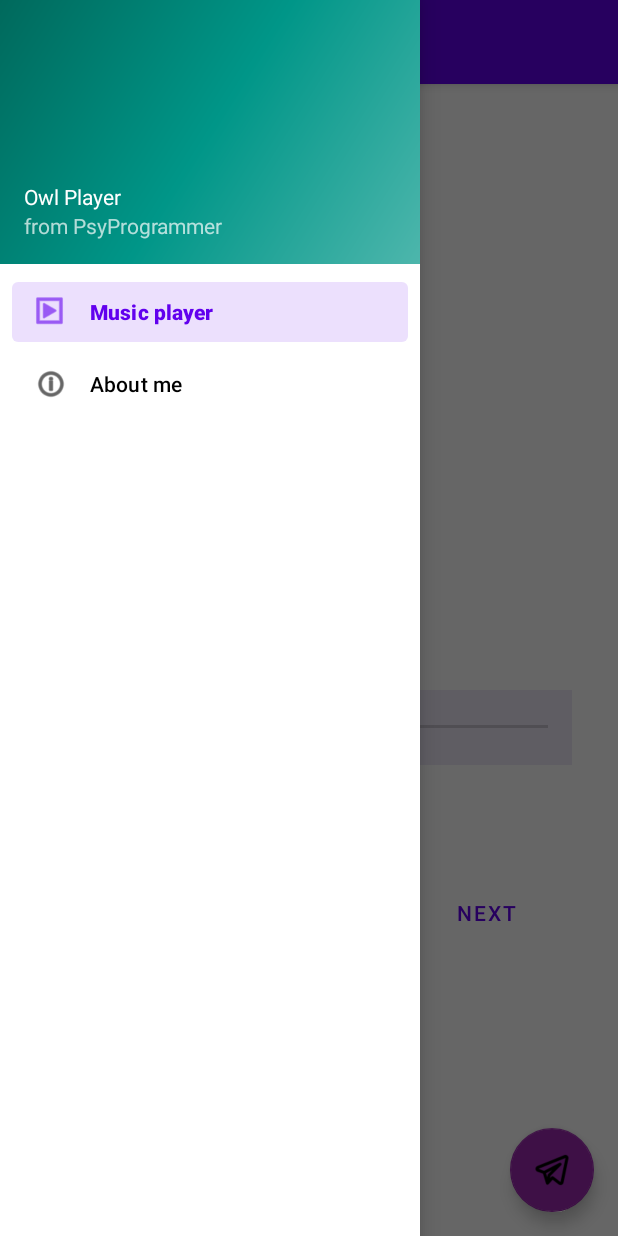
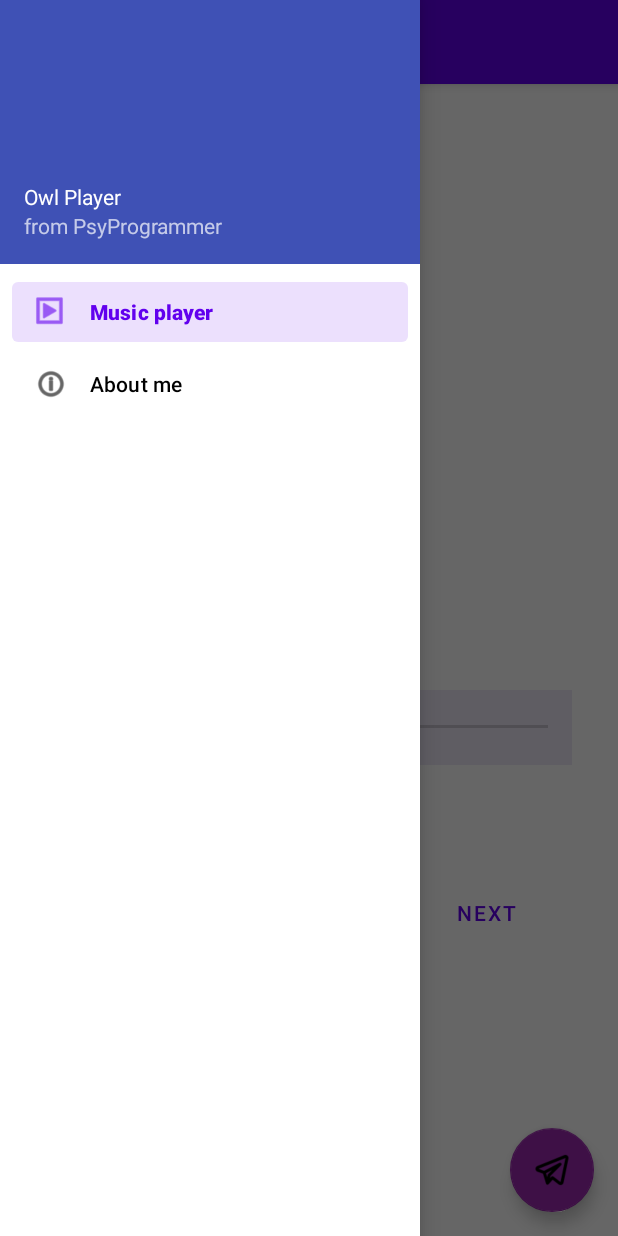
Before and after one commit to psy-programmer/OwlPlayer, an Android app: the screen it shows after launch (MainActivity), with the side drawer open, on a phone screen of 412 x 824 dp. Run offline under Robolectric (Android 15) with nearby library versions, the phone set to English and light mode, and no system bars; our stand-ins replace navigation-ui.

Commit message:
a few small fixes

```diff
--- a/app/src/main/res/layout/fragment_home.xml
+++ b/app/src/main/res/layout/fragment_home.xml
@@ -86,7 +86,7 @@
         app:layout_constraintStart_toStartOf="@+id/owlsImg"
         app:layout_constraintTop_toBottomOf="@+id/linearLayout2">
 
-        <ImageButton
+        <Button
             android:id="@+id/prev"
             style="?android:attr/buttonBarButtonStyle"
             android:layout_width="115dp"
--- a/app/src/main/res/layout/nav_header_main.xml
+++ b/app/src/main/res/layout/nav_header_main.xml
@@ -3,7 +3,7 @@
     xmlns:app="http://schemas.android.com/apk/res-auto"
     android:layout_width="match_parent"
     android:layout_height="@dimen/nav_header_height"
-    android:background="@drawable/side_nav_bar"
+    android:background="@color/teal_700"
     android:gravity="bottom"
     android:orientation="vertical"
     android:paddingLeft="@dimen/activity_horizontal_margin"
--- a/app/src/main/res/values/colors.xml
+++ b/app/src/main/res/values/colors.xml
@@ -4,7 +4,7 @@
     <color name="purple_500">#FF6200EE</color>
     <color name="purple_700">#FF3700B3</color>
     <color name="teal_200">#9C27B0</color>
-    <color name="teal_700">#009688</color>
+    <color name="teal_700">#3F51B5</color>
     <color name="black">#FF000000</color>
     <color name="white">#FFFFFFFF</color>
 </resources>
```
